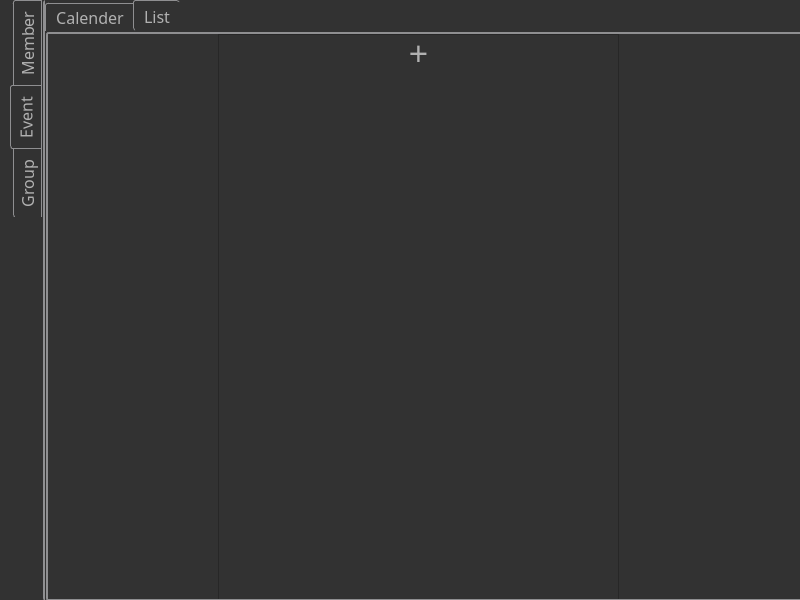
Qt form form.ui (websPC/member) before a commit.
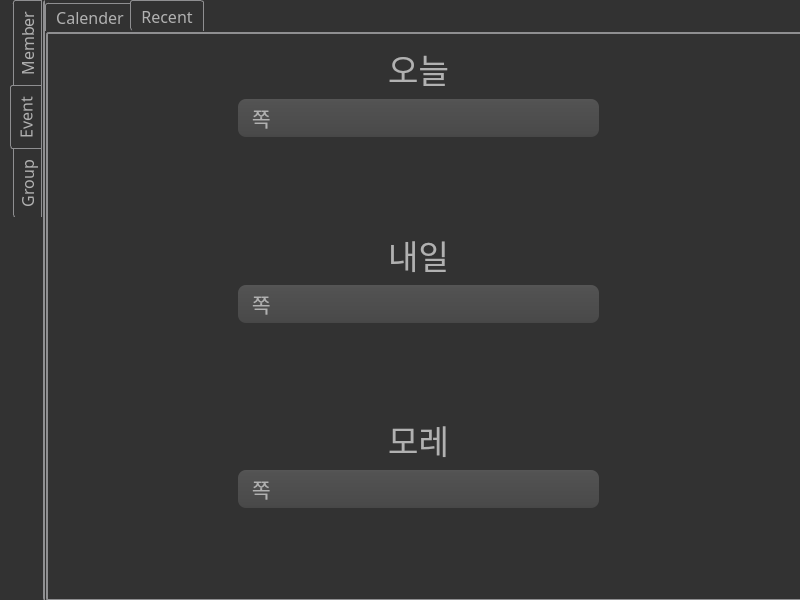
The same form after that commit. The open tabs and pages were chosen to show the change. Icons and pictures are not drawn.

Patch:
```diff
--- a/form.ui
+++ b/form.ui
@@ -844,7 +844,7 @@
     padding-right: 10px;
     padding-top: 2px;
     padding-bottom: 2px;
-    margin-right: -1px;
+    margin-right: -4px;
 }
 
 QTabWidget::pane {
@@ -857,6 +857,7 @@
 {
     margin-right: 0; /* the last selected tab has nothing to overlap with on the right */
     border-top-right-radius: 3px;
+	border-right-style: solid;
 }
 
 QTabBar::tab:first:!selected
@@ -880,6 +881,7 @@
     border-top-left-radius: 3px;
     border-top-right-radius: 3px;
     margin-bottom: 0px;
+border-right-style: solid;
 }
 
 QTabBar::tab:!selected:hover
@@ -920,39 +922,297 @@
      </widget>
      <widget class="QWidget" name="Event_List">
       <attribute name="title">
-       <string>List</string>
+       <string>Recent</string>
       </attribute>
-      <widget class="QListWidget" name="listWidget_2">
+      <widget class="QWidget" name="">
        <property name="geometry">
         <rect>
-         <x>170</x>
-         <y>0</y>
-         <width>401</width>
-         <height>601</height>
+         <x>190</x>
+         <y>10</y>
+         <width>361</width>
+         <height>551</height>
         </rect>
        </property>
-       <property name="font">
-        <font>
-         <pointsize>25</pointsize>
-        </font>
-       </property>
-       <property name="textElideMode">
-        <enum>Qt::ElideMiddle</enum>
-       </property>
-       <property name="gridSize">
-        <size>
-         <width>0</width>
-         <height>50</height>
-        </size>
-       </property>
-       <item>
-        <property name="text">
-         <string>+</string>
+       <layout class="QVBoxLayout" name="verticalLayout_3">
+        <property name="sizeConstraint">
+         <enum>QLayout::SetDefaultConstraint</enum>
         </property>
-        <property name="textAlignment">
-         <set>AlignHCenter|AlignVCenter|AlignCenter</set>
-        </property>
-       </item>
+        <item>
+         <widget class="QLabel" name="label_3">
+          <property name="font">
+           <font>
+            <family>1훈버거버거 Regular</family>
+            <pointsize>25</pointsize>
+           </font>
+          </property>
+          <property name="text">
+           <string>오늘</string>
+          </property>
+          <property name="alignment">
+           <set>Qt::AlignCenter</set>
+          </property>
+         </widget>
+        </item>
+        <item>
+         <widget class="QToolBox" name="toolBox_2">
+          <property name="minimumSize">
+           <size>
+            <width>0</width>
+            <height>50</height>
+           </size>
+          </property>
+          <property name="font">
+           <font>
+            <family>1훈버거버거 Regular</family>
+            <pointsize>15</pointsize>
+            <weight>50</weight>
+            <bold>false</bold>
+           </font>
+          </property>
+          <property name="focusPolicy">
+           <enum>Qt::NoFocus</enum>
+          </property>
+          <property name="contextMenuPolicy">
+           <enum>Qt::DefaultContextMenu</enum>
+          </property>
+          <property name="acceptDrops">
+           <bool>false</bool>
+          </property>
+          <property name="whatsThis">
+           <string>&lt;html&gt;&lt;head/&gt;&lt;body&gt;&lt;p&gt;&lt;br/&gt;&lt;/p&gt;&lt;/body&gt;&lt;/html&gt;</string>
+          </property>
+          <property name="layoutDirection">
+           <enum>Qt::LeftToRight</enum>
+          </property>
+          <property name="autoFillBackground">
+           <bool>false</bool>
+          </property>
+          <property name="styleSheet">
+           <string notr="true">QToolBox::tab {
+   background-color: QLinearGradient( x1: 0, y1: 0, x2: 0, y2: 1, stop: 0 #565656, stop: 0.1 #525252, stop: 0.5 #4e4e4e, stop: 0.9 #4a4a4a, stop: 1 #464646);
+border-radius: 8px;
+padding-left: 10px;
+    
+  
+}
+ 
+</string>
+          </property>
+          <property name="inputMethodHints">
+           <set>Qt::ImhNone</set>
+          </property>
+          <property name="frameShape">
+           <enum>QFrame::NoFrame</enum>
+          </property>
+          <property name="frameShadow">
+           <enum>QFrame::Plain</enum>
+          </property>
+          <property name="currentIndex">
+           <number>0</number>
+          </property>
+          <property name="tabSpacing">
+           <number>6</number>
+          </property>
+          <widget class="QWidget" name="page_2">
+           <property name="geometry">
+            <rect>
+             <x>0</x>
+             <y>0</y>
+             <width>359</width>
+             <height>106</height>
+            </rect>
+           </property>
+           <attribute name="label">
+            <string>쪽</string>
+           </attribute>
+           <zorder>toolBox_3</zorder>
+          </widget>
+         </widget>
+        </item>
+        <item>
+         <widget class="QLabel" name="label_4">
+          <property name="font">
+           <font>
+            <family>1훈버거버거 Regular</family>
+            <pointsize>25</pointsize>
+           </font>
+          </property>
+          <property name="text">
+           <string>내일</string>
+          </property>
+          <property name="alignment">
+           <set>Qt::AlignCenter</set>
+          </property>
+         </widget>
+        </item>
+        <item>
+         <widget class="QToolBox" name="toolBox_3">
+          <property name="minimumSize">
+           <size>
+            <width>0</width>
+            <height>50</height>
+           </size>
+          </property>
+          <property name="font">
+           <font>
+            <family>1훈버거버거 Regular</family>
+            <pointsize>15</pointsize>
+            <weight>50</weight>
+            <bold>false</bold>
+           </font>
+          </property>
+          <property name="focusPolicy">
+           <enum>Qt::NoFocus</enum>
+          </property>
+          <property name="contextMenuPolicy">
+           <enum>Qt::DefaultContextMenu</enum>
+          </property>
+          <property name="acceptDrops">
+           <bool>false</bool>
+          </property>
+          <property name="whatsThis">
+           <string>&lt;html&gt;&lt;head/&gt;&lt;body&gt;&lt;p&gt;&lt;br/&gt;&lt;/p&gt;&lt;/body&gt;&lt;/html&gt;</string>
+          </property>
+          <property name="layoutDirection">
+           <enum>Qt::LeftToRight</enum>
+          </property>
+          <property name="autoFillBackground">
+           <bool>false</bool>
+          </property>
+          <property name="styleSheet">
+           <string notr="true">QToolBox::tab {
+   background-color: QLinearGradient( x1: 0, y1: 0, x2: 0, y2: 1, stop: 0 #565656, stop: 0.1 #525252, stop: 0.5 #4e4e4e, stop: 0.9 #4a4a4a, stop: 1 #464646);
+border-radius: 8px;
+padding-left: 10px;
+    
+  
+}
+ 
+</string>
+          </property>
+          <property name="inputMethodHints">
+           <set>Qt::ImhNone</set>
+          </property>
+          <property name="frameShape">
+           <enum>QFrame::NoFrame</enum>
+          </property>
+          <property name="frameShadow">
+           <enum>QFrame::Plain</enum>
+          </property>
+          <property name="currentIndex">
+           <number>0</number>
+          </property>
+          <property name="tabSpacing">
+           <number>6</number>
+          </property>
+          <widget class="QWidget" name="page">
+           <property name="geometry">
+            <rect>
+             <x>0</x>
+             <y>0</y>
+             <width>359</width>
+             <height>106</height>
+            </rect>
+           </property>
+           <attribute name="label">
+            <string>쪽</string>
+           </attribute>
+          </widget>
+         </widget>
+        </item>
+        <item>
+         <widget class="QLabel" name="label_5">
+          <property name="font">
+           <font>
+            <family>1훈버거버거 Regular</family>
+            <pointsize>25</pointsize>
+           </font>
+          </property>
+          <property name="text">
+           <string>모레</string>
+          </property>
+          <property name="alignment">
+           <set>Qt::AlignCenter</set>
+          </property>
+         </widget>
+        </item>
+        <item>
+         <widget class="QToolBox" name="toolBox_4">
+          <property name="minimumSize">
+           <size>
+            <width>0</width>
+            <height>50</height>
+           </size>
+          </property>
+          <property name="font">
+           <font>
+            <family>1훈버거버거 Regular</family>
+            <pointsize>15</pointsize>
+            <weight>50</weight>
+            <bold>false</bold>
+           </font>
+          </property>
+          <property name="focusPolicy">
+           <enum>Qt::NoFocus</enum>
+          </property>
+          <property name="contextMenuPolicy">
+           <enum>Qt::DefaultContextMenu</enum>
+          </property>
+          <property name="acceptDrops">
+           <bool>false</bool>
+          </property>
+          <property name="whatsThis">
+           <string>&lt;html&gt;&lt;head/&gt;&lt;body&gt;&lt;p&gt;&lt;br/&gt;&lt;/p&gt;&lt;/body&gt;&lt;/html&gt;</string>
+          </property>
+          <property name="layoutDirection">
+           <enum>Qt::LeftToRight</enum>
+          </property>
+          <property name="autoFillBackground">
+           <bool>false</bool>
+          </property>
+          <property name="styleSheet">
+           <string notr="true">QToolBox::tab {
+   background-color: QLinearGradient( x1: 0, y1: 0, x2: 0, y2: 1, stop: 0 #565656, stop: 0.1 #525252, stop: 0.5 #4e4e4e, stop: 0.9 #4a4a4a, stop: 1 #464646);
+border-radius: 8px;
+padding-left: 10px;
+    
+  
+}
+ 
+</string>
+          </property>
+          <property name="inputMethodHints">
+           <set>Qt::ImhNone</set>
+          </property>
+          <property name="frameShape">
+           <enum>QFrame::NoFrame</enum>
+          </property>
+          <property name="frameShadow">
+           <enum>QFrame::Plain</enum>
+          </property>
+          <property name="currentIndex">
+           <number>0</number>
+          </property>
+          <property name="tabSpacing">
+           <number>6</number>
+          </property>
+          <widget class="QWidget" name="page_3">
+           <property name="geometry">
+            <rect>
+             <x>0</x>
+             <y>0</y>
+             <width>359</width>
+             <height>106</height>
+            </rect>
+           </property>
+           <attribute name="label">
+            <string>쪽</string>
+           </attribute>
+           <zorder>toolBox_2</zorder>
+          </widget>
+         </widget>
+        </item>
+       </layout>
       </widget>
      </widget>
     </widget>
```
Left out of the diff: 4 changed lines with no effect on the pictures.
